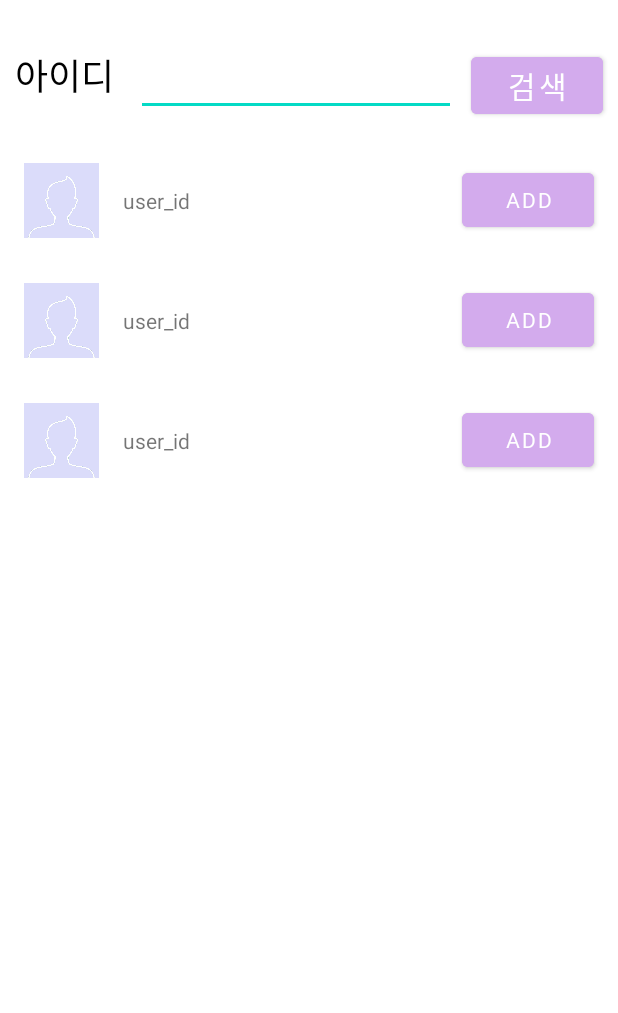
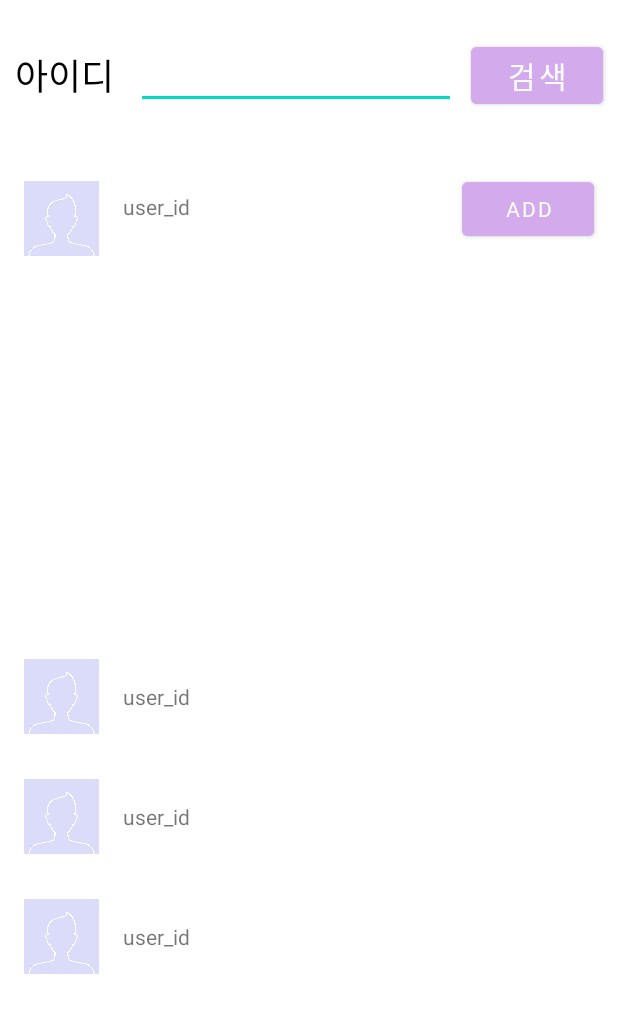
Before and after one commit to ddyeon/JadoProject, an Android app: the layout fragment_friend.xml on its own in the app's theme, with its tools: preview values and no code run, on a phone screen of 412 x 824 dp. Shown: the top 1013 px of the screen. Run offline under Robolectric (Android 15) with nearby library versions, the phone set to English and light mode, and no system bars.

Commit message:
search page

```diff
--- a/JadoAndroid/app/src/main/res/layout/fragment_friend.xml
+++ b/JadoAndroid/app/src/main/res/layout/fragment_friend.xml
@@ -12,26 +12,26 @@
             android:id="@+id/btnSearch"
             android:layout_width="wrap_content"
             android:layout_height="wrap_content"
-            android:layout_marginTop="32dp"
             android:layout_marginEnd="10dp"
-            android:text="검색"
             android:backgroundTint="@color/app_main_color"
             android:fontFamily="@font/ilsanregual"
+            android:text="검색"
             android:textColor="@color/white"
             android:textSize="20sp"
+            app:layout_constraintBottom_toBottomOf="@+id/edtSearch"
             app:layout_constraintEnd_toEndOf="parent"
-            app:layout_constraintTop_toTopOf="parent" />
+            app:layout_constraintTop_toTopOf="@+id/edtSearch" />
 
         <EditText
             android:id="@+id/edtSearch"
             android:layout_width="wrap_content"
             android:layout_height="wrap_content"
-            android:layout_marginTop="32dp"
             android:layout_marginEnd="10dp"
             android:ems="10"
             android:inputType="textPersonName"
+            app:layout_constraintBottom_toBottomOf="@+id/textView2"
             app:layout_constraintEnd_toStartOf="@+id/btnSearch"
-            app:layout_constraintTop_toTopOf="parent" />
+            app:layout_constraintTop_toTopOf="@+id/textView2" />
 
         <TextView
             android:id="@+id/textView2"
@@ -46,15 +46,64 @@
             app:layout_constraintStart_toStartOf="parent"
             app:layout_constraintTop_toTopOf="parent" />
 
+        <androidx.constraintlayout.widget.ConstraintLayout
+            android:id="@+id/constraintLayout5"
+            android:layout_width="match_parent"
+            android:layout_height="wrap_content"
+            android:layout_marginTop="32dp"
+            android:visibility="visible"
+            app:layout_constraintTop_toBottomOf="@+id/edtSearch">
+
+            <ImageView
+                android:id="@+id/profileImg"
+                android:layout_width="50dp"
+                android:layout_height="50dp"
+                android:layout_marginStart="16dp"
+                android:layout_marginTop="16dp"
+                android:layout_marginBottom="16dp"
+                android:background="@drawable/profileimg"
+                app:layout_constraintBottom_toBottomOf="parent"
+                app:layout_constraintStart_toStartOf="parent"
+                app:layout_constraintTop_toTopOf="parent" />
+
+            <TextView
+                android:id="@+id/userId"
+                android:layout_width="wrap_content"
+                android:layout_height="wrap_content"
+                android:layout_marginStart="16dp"
+                android:text="user_id"
+                app:layout_constraintBottom_toBottomOf="@+id/profileImg"
+                app:layout_constraintStart_toEndOf="@+id/profileImg"
+                app:layout_constraintTop_toTopOf="parent" />
+
+            <Button
+                android:id="@+id/btnAdd"
+                android:layout_width="wrap_content"
+                android:layout_height="wrap_content"
+                android:layout_marginEnd="16dp"
+                android:backgroundTint="@color/app_main_color"
+                android:fontFamily="@font/ilsanregual"
+                android:text="Add"
+                android:textColor="@color/white"
+                app:layout_constraintBottom_toBottomOf="@+id/userId"
+                app:layout_constraintEnd_toEndOf="parent"
+                app:layout_constraintTop_toTopOf="@+id/userId"
+                app:layout_constraintVertical_bias="0.448" />
+
+        </androidx.constraintlayout.widget.ConstraintLayout>
+
+
         <androidx.recyclerview.widget.RecyclerView
             android:id="@+id/freind_list_recyclerview"
             android:layout_width="match_parent"
-            android:layout_height="wrap_content"
-            android:layout_marginTop="16dp"
-            tools:listitem="@layout/item_friendlist"
+            android:layout_height="400dp"
+            app:layout_constraintBottom_toBottomOf="parent"
             app:layout_constraintEnd_toEndOf="parent"
+            app:layout_constraintHorizontal_bias="0.0"
             app:layout_constraintStart_toStartOf="parent"
-            app:layout_constraintTop_toBottomOf="@+id/edtSearch">
+            app:layout_constraintTop_toBottomOf="@+id/constraintLayout5"
+            app:layout_constraintVertical_bias="1.0"
+            tools:listitem="@layout/item_friendlist">
 
         </androidx.recyclerview.widget.RecyclerView>
 
--- a/JadoAndroid/app/src/main/res/layout/item_friendlist.xml
+++ b/JadoAndroid/app/src/main/res/layout/item_friendlist.xml
@@ -29,19 +29,5 @@
             app:layout_constraintStart_toEndOf="@+id/profile"
             app:layout_constraintTop_toTopOf="@+id/profile" />
 
-        <Button
-            android:id="@+id/add_btn"
-            android:layout_width="wrap_content"
-            android:layout_height="wrap_content"
-            android:layout_marginEnd="16dp"
-            android:backgroundTint="@color/app_main_color"
-            android:fontFamily="@font/ilsanregual"
-            android:text="Add"
-            android:textColor="@color/white"
-            app:layout_constraintBottom_toBottomOf="parent"
-            app:layout_constraintEnd_toEndOf="parent"
-            app:layout_constraintTop_toTopOf="parent" />
-
-
     </androidx.constraintlayout.widget.ConstraintLayout>
 </layout>
```
Also changed, not shown: JadoAndroid/app/src/main/java/com/example/jadoproject/FriendFragment.kt (+54 -7 lines), JadoAndroid/app/src/main/java/com/example/jadoproject/MypageFragment.kt (+6 -7 lines).
